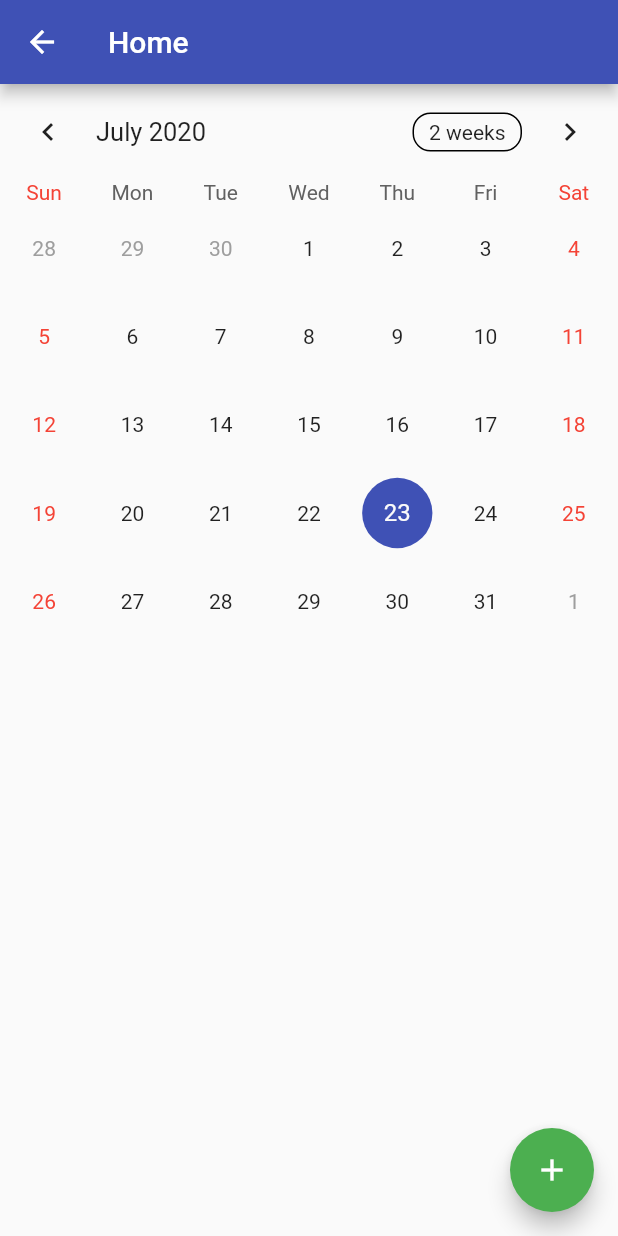
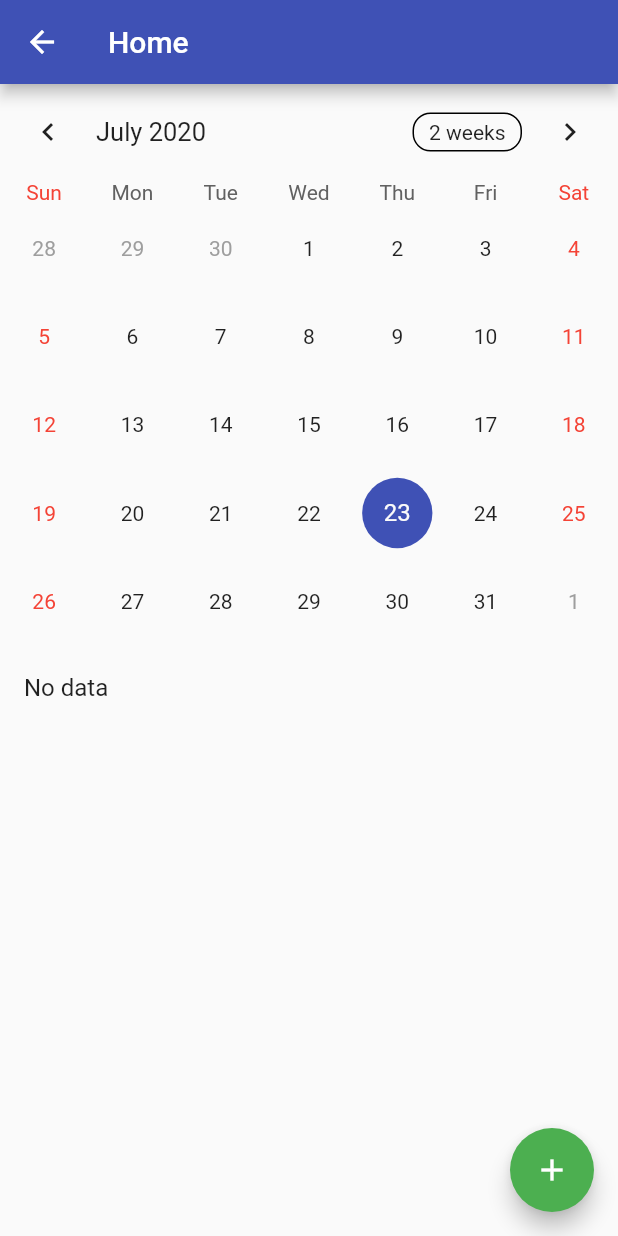
Before and after one commit to mikaylalin/mental_health_tracker, a Flutter app: the Home screen opened directly, on a phone screen of 412 x 824 dp. Run offline on Flutter 3.47's test engine with Material 2 defaults, Android fonts, the phone set to English and light mode, and no system bars; drawn by our look-alikes of table_calendar; our stand-ins replace carousel_pro, charts_flutter, shared_preferences; accounts and stored records are empty.

Commit message:
Selected emotion data and pass prop to quiz

```diff
--- a/lib/home.dart
+++ b/lib/home.dart
@@ -10,12 +10,12 @@ class Home extends StatefulWidget {
 class _HomeState extends State<Home> {
   //create calendar object
   CalendarController _controller;
-  //create list of events (map type)
+  // Map of date to emotion data map
   Map<DateTime, Map<String, int>> _events;
   //creates controller for add button
   TextEditingController _eventController;
-  //creates list for the events of a specific day
-  List<dynamic> _selectedEvents;
+  // Selected emotion data for the current day
+  Map<String, int> _selectedEvents;
   //creates storage for events (data persistence)
   SharedPreferences prefs;
 
@@ -26,7 +26,7 @@ class _HomeState extends State<Home> {
     _controller = CalendarController();
     _eventController = TextEditingController();
     _events = {};
-    _selectedEvents = [];
+    _selectedEvents = {};
     initPrefs();
   }
 
@@ -53,8 +53,7 @@ class _HomeState extends State<Home> {
             //put the calendar on the screen
             TableCalendar(
               // Currently very ugly
-              events: _events
-                  .map((key, value) => MapEntry(key, [value.toString()])),
+              events: _events.map((key, value) => MapEntry(key, [value])),
               //sets calendar style
               calendarStyle:
                   CalendarStyle(selectedColor: Theme.of(context).primaryColor),
@@ -63,13 +62,17 @@ class _HomeState extends State<Home> {
               //use outside of this function
               onDaySelected: (date, events) {
                 setState(() {
-                  _selectedEvents = events;
+                  // Our map wrapped in a list of length 1 to work with calendar
+                  _selectedEvents = events.isEmpty ? {} : events[0];
                 });
               },
             ),
             //lists out the _selectedEvents (events of the day) on the screen
             //below the calendar
-            ..._selectedEvents.map((event) => ListTile(title: Text(event)))
+            ListTile(
+                title: Text(_selectedEvents.isEmpty
+                    ? "No data"
+                    : _selectedEvents.toString())),
           ],
         ),
       ),
@@ -80,14 +83,14 @@ class _HomeState extends State<Home> {
           hoverColor: Colors.blue,
           onPressed: () {
             print(_controller.selectedDay);
-            setState(() {
-              _events[_controller.selectedDay] = {"anxiety": 5, "sadness": 3};
-              prefs.setString("events", json.encode(encodeMap(_events)));
-            });
-            // Navigator.push(
-            // context,
-            // MaterialPageRoute(builder: (context) => Test()),
-            // );
+            // setState(() {
+            //   _events[_controller.selectedDay] = {"anxiety": 5, "sadness": 3};
+            //   prefs.setString("events", json.encode(encodeMap(_events)));
+            // });
+            Navigator.push(
+              context,
+              MaterialPageRoute(builder: (context) => Test(_selectedEvents)),
+            );
           }),
     );
   }
```
Also changed, not shown: lib/quiz.dart (+35 -37 lines).
